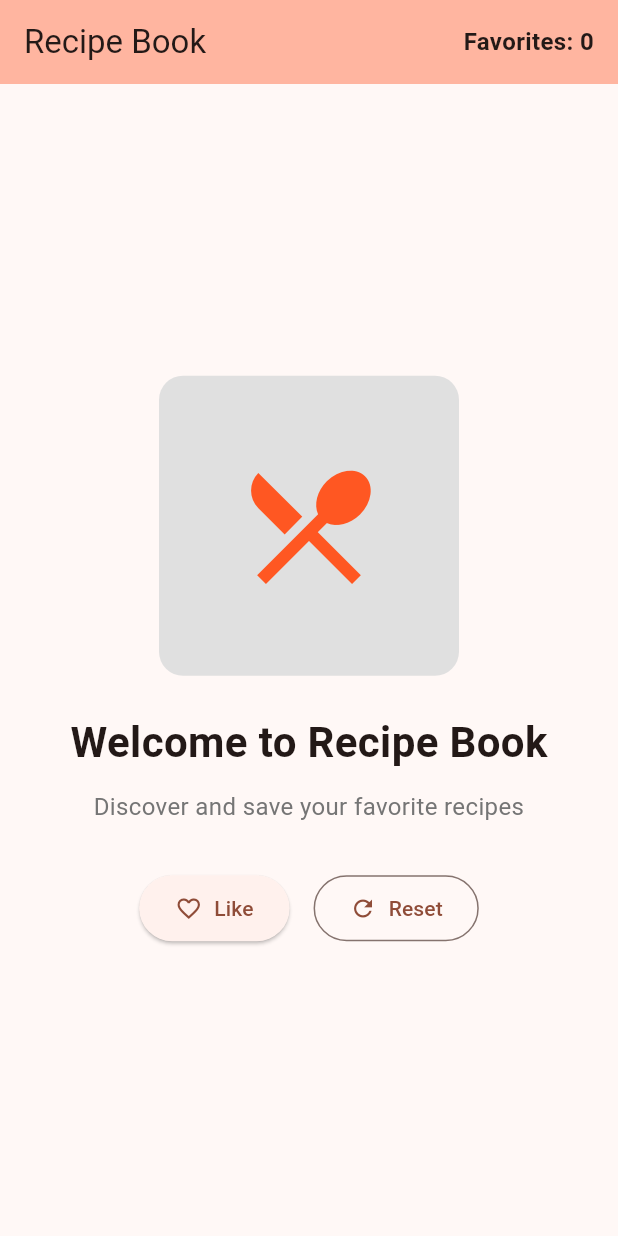
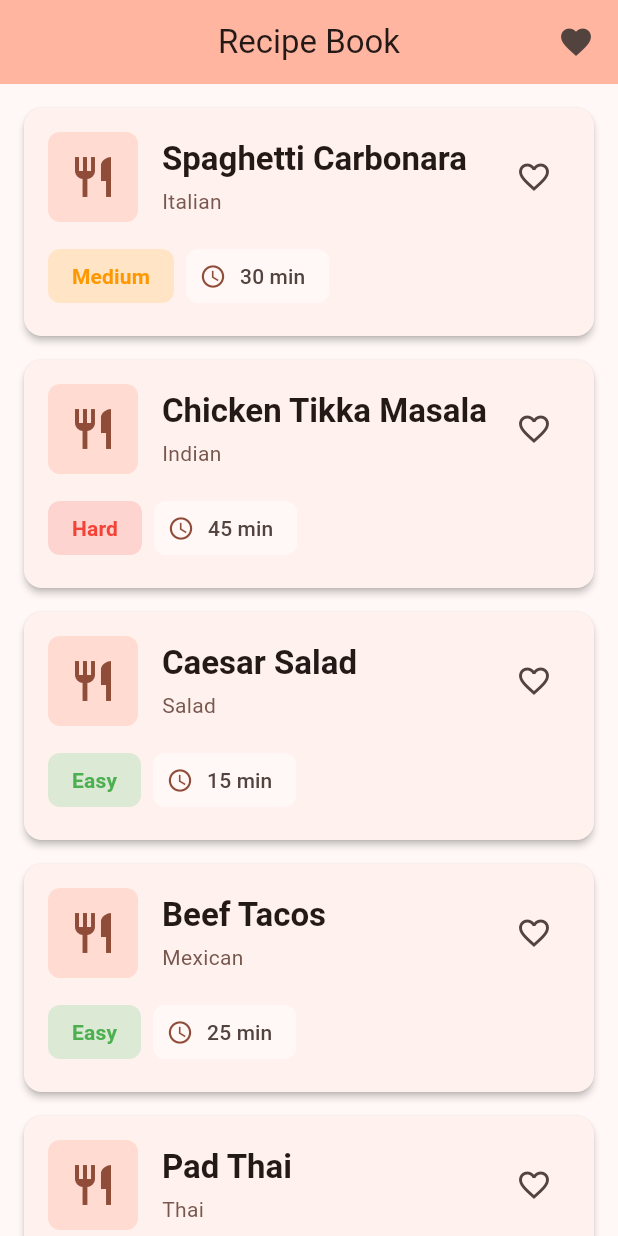
Before and after one commit to MRKenki/Andriod_Labratory_Work_Elmira_Recipe, a Flutter app: the screen it shows after launch, on a phone screen of 412 x 824 dp. Run offline on Flutter 3.47's test engine with Material 3 defaults, Android fonts, the phone set to English and light mode, and no system bars.

Commit message:
Unite 3:add scrollable recipe list with Material Design theming

```diff
--- a/lib/main.dart
+++ b/lib/main.dart
@@ -2,6 +2,24 @@ import 'package:flutter/material.dart';
 
 void main() {
   runApp(const RecipeBookApp());
+}
+
+class Recipe {
+  final String id;
+  final String name;
+  final String category;
+  final int prepTime;
+  final String difficulty;
+  bool isFavorite;
+
+  Recipe({
+    required this.id,
+    required this.name,
+    required this.category,
+    required this.prepTime,
+    required this.difficulty,
+    this.isFavorite = false,
+  });
 }
 
 class RecipeBookApp extends StatelessWidget {
@@ -12,8 +30,21 @@ class RecipeBookApp extends StatelessWidget {
     return MaterialApp(
       title: 'Recipe Book',
       theme: ThemeData(
-        colorScheme: ColorScheme.fromSeed(seedColor: Colors.deepOrange),
+        colorScheme: ColorScheme.fromSeed(
+          seedColor: Colors.deepOrange,
+          brightness: Brightness.light,
+        ),
         useMaterial3: true,
+        cardTheme: CardThemeData(
+          elevation: 2,
+          shape: RoundedRectangleBorder(
+            borderRadius: BorderRadius.circular(12),
+          ),
+        ),
+        appBarTheme: const AppBarTheme(
+          centerTitle: true,
+          elevation: 0,
+        ),
       ),
       home: const HomeScreen(),
     );
@@ -28,26 +59,73 @@ class HomeScreen extends StatefulWidget {
 }
 
 class _HomeScreenState extends State<HomeScreen> {
-  int _favoriteCount = 0;
-  bool _isLiked = false;
+  final List<Recipe> _recipes = [
+    Recipe(
+      id: '1',
+      name: 'Spaghetti Carbonara',
+      category: 'Italian',
+      prepTime: 30,
+      difficulty: 'Medium',
+    ),
+    Recipe(
+      id: '2',
+      name: 'Chicken Tikka Masala',
+      category: 'Indian',
+      prepTime: 45,
+      difficulty: 'Hard',
+    ),
+    Recipe(
+      id: '3',
+      name: 'Caesar Salad',
+      category: 'Salad',
+      prepTime: 15,
+      difficulty: 'Easy',
+    ),
+    Recipe(
+      id: '4',
+      name: 'Beef Tacos',
+      category: 'Mexican',
+      prepTime: 25,
+      difficulty: 'Easy',
+    ),
+    Recipe(
+      id: '5',
+      name: 'Pad Thai',
+      category: 'Thai',
+      prepTime: 35,
+      difficulty: 'Medium',
+    ),
+    Recipe(
+      id: '6',
+      name: 'Greek Moussaka',
+      category: 'Greek',
+      prepTime: 90,
+      difficulty: 'Hard',
+    ),
+    Recipe(
+      id: '7',
+      name: 'French Onion Soup',
+      category: 'French',
+      prepTime: 60,
+      difficulty: 'Medium',
+    ),
+    Recipe(
+      id: '8',
+      name: 'Sushi Rolls',
+      category: 'Japanese',
+      prepTime: 40,
+      difficulty: 'Hard',
+    ),
+  ];
 
-  void _toggleLike() {
+  void _toggleFavorite(String recipeId) {
     setState(() {
-      _isLiked = !_isLiked;
-      if (_isLiked) {
-        _favoriteCount++;
-      } else {
-        _favoriteCount--;
-      }
+      final recipe = _recipes.firstWhere((r) => r.id == recipeId);
+      recipe.isFavorite = !recipe.isFavorite;
     });
   }
 
-  void _resetCounter() {
-    setState(() {
-      _favoriteCount = 0;
-      _isLiked = false;
-    });
-  }
+  int get _favoriteCount => _recipes.where((r) => r.isFavorite).length;
 
   @override
   Widget build(BuildContext context) {
@@ -59,82 +137,124 @@ class _HomeScreenState extends State<HomeScreen> {
           Center(
             child: Padding(
               padding: const EdgeInsets.only(right: 16),
-              child: Text(
-                'Favorites: $_favoriteCount',
-                style: const TextStyle(
-                  fontSize: 16,
-                  fontWeight: FontWeight.bold,
-                ),
+              child: Badge(
+                label: Text('$_favoriteCount'),
+                isLabelVisible: _favoriteCount > 0,
+                child: const Icon(Icons.favorite),
               ),
             ),
           ),
         ],
       ),
-      body: Center(
+      body: ListView.builder(
+        padding: const EdgeInsets.all(16),
+        itemCount: _recipes.length,
+        itemBuilder: (context, index) {
+          final recipe = _recipes[index];
+          return RecipeCard(
+            recipe: recipe,
+            onFavoriteToggle: () => _toggleFavorite(recipe.id),
+          );
+        },
+      ),
+    );
+  }
+}
+
+class RecipeCard extends StatelessWidget {
+  final Recipe recipe;
+  final VoidCallback onFavoriteToggle;
+
+  const RecipeCard({
+    super.key,
+    required this.recipe,
+    required this.onFavoriteToggle,
+  });
+
+  Color _getDifficultyColor() {
+    switch (recipe.difficulty) {
+      case 'Easy':
+        return Colors.green;
+      case 'Medium':
+        return Colors.orange;
+      case 'Hard':
+        return Colors.red;
+      default:
+        return Colors.grey;
+    }
+  }
+
+  @override
+  Widget build(BuildContext context) {
+    return Card(
+      margin: const EdgeInsets.only(bottom: 16),
+      child: Padding(
+        padding: const EdgeInsets.all(16),
         child: Column(
-          mainAxisAlignment: MainAxisAlignment.center,
+          crossAxisAlignment: CrossAxisAlignment.start,
+          children: [
+            Row(
               children: [
                 Container(
-              width: 200,
-              height: 200,
+                  width: 60,
+                  height: 60,
                   decoration: BoxDecoration(
-                color: Colors.grey[300],
-                borderRadius: BorderRadius.circular(16),
+                    color: Theme.of(context).colorScheme.primaryContainer,
+                    borderRadius: BorderRadius.circular(8),
                   ),
                   child: Icon(
-                Icons.restaurant_menu,
-                size: 100,
-                color: _isLiked ? Colors.red : Colors.deepOrange,
+                    Icons.restaurant,
+                    color: Theme.of(context).colorScheme.primary,
+                    size: 32,
                   ),
                 ),
-            const SizedBox(height: 24),
-            const Text(
-              'Welcome to Recipe Book',
-              style: TextStyle(
-                fontSize: 28,
+                const SizedBox(width: 16),
+                Expanded(
+                  child: Column(
+                    crossAxisAlignment: CrossAxisAlignment.start,
+                    children: [
+                      Text(
+                        recipe.name,
+                        style: Theme.of(context).textTheme.titleLarge?.copyWith(
                           fontWeight: FontWeight.bold,
                         ),
                       ),
-            const SizedBox(height: 12),
-            Padding(
-              padding: const EdgeInsets.symmetric(horizontal: 32),
-              child: Text(
-                'Discover and save your favorite recipes',
-                style: TextStyle(
-                  fontSize: 16,
-                  color: Colors.grey[600],
-                ),
-                textAlign: TextAlign.center,
+                      const SizedBox(height: 4),
+                      Text(
+                        recipe.category,
+                        style: Theme.of(context).textTheme.bodyMedium?.copyWith(
+                          color: Theme.of(context).colorScheme.secondary,
                         ),
                       ),
-            const SizedBox(height: 32),
-            Row(
-              mainAxisAlignment: MainAxisAlignment.center,
-              children: [
-                ElevatedButton.icon(
-                  onPressed: _toggleLike,
-                  icon: Icon(_isLiked ? Icons.favorite : Icons.favorite_border),
-                  label: Text(_isLiked ? 'Liked' : 'Like'),
-                  style: ElevatedButton.styleFrom(
-                    backgroundColor: _isLiked ? Colors.red : null,
-                    foregroundColor: _isLiked ? Colors.white : null,
-                    padding: const EdgeInsets.symmetric(
-                      horizontal: 24,
-                      vertical: 12,
+                    ],
                   ),
                 ),
-                ),
-                const SizedBox(width: 16),
-                OutlinedButton.icon(
-                  onPressed: _resetCounter,
-                  icon: const Icon(Icons.refresh),
-                  label: const Text('Reset'),
-                  style: OutlinedButton.styleFrom(
-                    padding: const EdgeInsets.symmetric(
-                      horizontal: 24,
-                      vertical: 12,
+                IconButton(
+                  onPressed: onFavoriteToggle,
+                  icon: Icon(
+                    recipe.isFavorite ? Icons.favorite : Icons.favorite_border,
+                    color: recipe.isFavorite ? Colors.red : null,
                   ),
                 ),
+              ],
+            ),
+            const SizedBox(height: 12),
+            Row(
+              children: [
+                Chip(
+                  label: Text(recipe.difficulty),
+                  backgroundColor: _getDifficultyColor().withOpacity(0.2),
+                  labelStyle: TextStyle(
+                    color: _getDifficultyColor(),
+                    fontWeight: FontWeight.bold,
+                  ),
+                  side: BorderSide.none,
+                ),
+                const SizedBox(width: 8),
+                Chip(
+                  label: Text('${recipe.prepTime} min'),
+                  avatar: const Icon(Icons.access_time, size: 18),
+                  side: BorderSide.none,
                 ),
               ],
             ),
```
Lines whose indentation alone changed are shown as unchanged.
